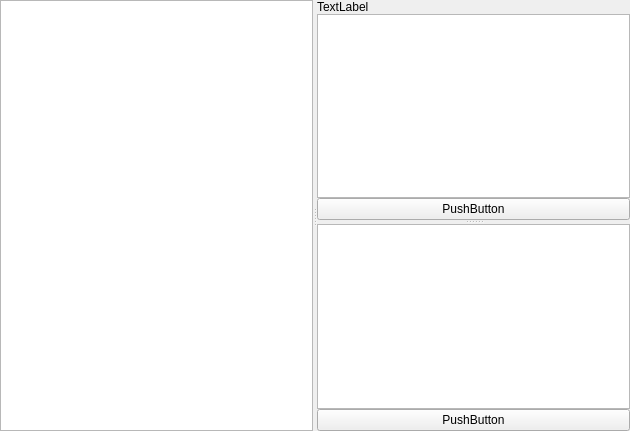
Qt form gui.ui (Shapacak/remanga_viewer) before a commit.
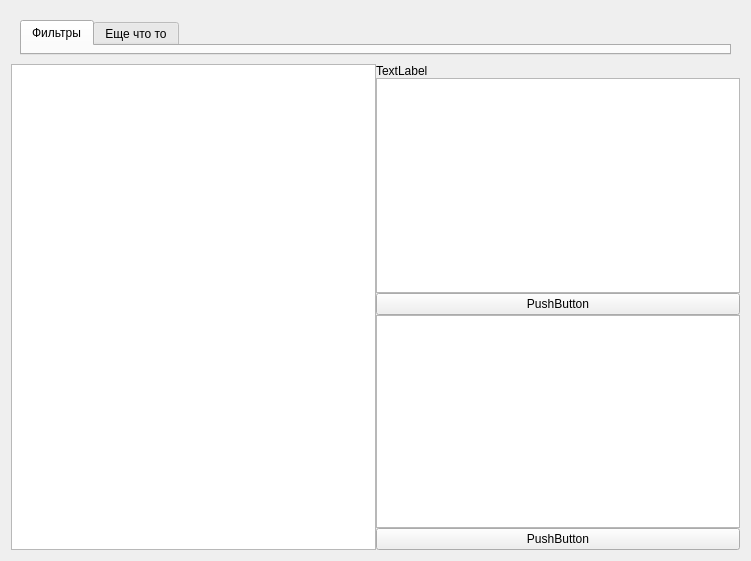
The same form after that commit.

Commit message:
Фильтры
Снова был переделан create_json в manga.py на более гибкую версию для всего, переделана функция view_manga_catalog, в main.py доделал комбо-боксы немного, и допилил возможность выбирать фильтры, добавил в макет еще один сплиттер который вылезает сверху что бы показывать эти самые фильтры

Patch:
```diff
--- a/gui.ui
+++ b/gui.ui
@@ -6,36 +6,21 @@
    <rect>
     <x>0</x>
     <y>0</y>
-    <width>630</width>
-    <height>431</height>
+    <width>751</width>
+    <height>561</height>
    </rect>
   </property>
   <property name="windowTitle">
    <string>Form</string>
   </property>
-  <layout class="QGridLayout" name="gridLayout">
-   <property name="leftMargin">
-    <number>0</number>
-   </property>
-   <property name="topMargin">
-    <number>0</number>
-   </property>
-   <property name="rightMargin">
-    <number>0</number>
-   </property>
-   <property name="bottomMargin">
-    <number>0</number>
-   </property>
-   <property name="spacing">
-    <number>0</number>
-   </property>
+  <layout class="QGridLayout" name="gridLayout_2">
    <item row="0" column="0">
     <widget class="QStackedWidget" name="stack">
      <property name="currentIndex">
       <number>0</number>
      </property>
      <widget class="QWidget" name="catalog">
-      <layout class="QGridLayout" name="gridLayout_4">
+      <layout class="QGridLayout" name="gridLayout_5">
        <property name="leftMargin">
         <number>0</number>
        </property>
@@ -52,10 +37,53 @@
         <number>0</number>
        </property>
        <item row="0" column="0">
+        <widget class="QSplitter" name="splitter_tab">
+         <property name="lineWidth">
+          <number>1</number>
+         </property>
+         <property name="orientation">
+          <enum>Qt::Vertical</enum>
+         </property>
+         <property name="handleWidth">
+          <number>0</number>
+         </property>
+         <widget class="QWidget" name="verticalLayoutWidget_4">
+          <layout class="QVBoxLayout" name="tab_layout">
+           <property name="spacing">
+            <number>0</number>
+           </property>
+           <item>
+            <widget class="QWidget" name="widget_2" native="true">
+             <layout class="QGridLayout" name="gridLayout_6">
+              <item row="0" column="0">
+               <widget class="QTabWidget" name="tabWidget">
+                <property name="currentIndex">
+                 <number>0</number>
+                </property>
+                <widget class="QWidget" name="tab">
+                 <attribute name="title">
+                  <string>Фильтры</string>
+                 </attribute>
+                </widget>
+                <widget class="QWidget" name="tab_2">
+                 <attribute name="title">
+                  <string>Еще что то</string>
+                 </attribute>
+                </widget>
+               </widget>
+              </item>
+             </layout>
+            </widget>
+           </item>
+          </layout>
+         </widget>
         <widget class="QSplitter" name="splitter">
          <property name="orientation">
           <enum>Qt::Horizontal</enum>
          </property>
+          <property name="handleWidth">
+           <number>0</number>
+          </property>
          <widget class="QWidget" name="horizontalLayoutWidget">
           <layout class="QHBoxLayout" name="horizontalLayout">
            <property name="spacing">
@@ -66,34 +94,43 @@
            </item>
           </layout>
          </widget>
-         <widget class="QWidget" name="widget" native="true">
-          <layout class="QGridLayout" name="gridLayout_5">
-           <property name="leftMargin">
-            <number>0</number>
-           </property>
-           <property name="topMargin">
-            <number>0</number>
-           </property>
-           <property name="rightMargin">
-            <number>0</number>
-           </property>
-           <property name="bottomMargin">
-            <number>0</number>
-           </property>
-           <property name="spacing">
-            <number>0</number>
-           </property>
-           <item row="0" column="0">
-            <widget class="QSplitter" name="horizontal_splitter">
-             <property name="orientation">
-              <enum>Qt::Vertical</enum>
-             </property>
              <widget class="QWidget" name="verticalLayoutWidget">
               <layout class="QVBoxLayout" name="verticalLayout">
                <property name="spacing">
                 <number>0</number>
                </property>
                <item>
+             <widget class="QWidget" name="widget" native="true">
+              <layout class="QGridLayout" name="gridLayout_4">
+               <property name="leftMargin">
+                <number>0</number>
+               </property>
+               <property name="topMargin">
+                <number>0</number>
+               </property>
+               <property name="rightMargin">
+                <number>0</number>
+               </property>
+               <property name="bottomMargin">
+                <number>0</number>
+               </property>
+               <property name="spacing">
+                <number>0</number>
+               </property>
+               <item row="0" column="0">
+                <widget class="QSplitter" name="horizontal_splitter">
+                 <property name="orientation">
+                  <enum>Qt::Vertical</enum>
+                 </property>
+                 <property name="handleWidth">
+                  <number>0</number>
+                 </property>
+                 <widget class="QWidget" name="verticalLayoutWidget_2">
+                  <layout class="QVBoxLayout" name="verticalLayout_2">
+                   <property name="spacing">
+                    <number>0</number>
+                   </property>
+                   <item>
                 <widget class="QLabel" name="manga_img">
                  <property name="text">
                   <string>TextLabel</string>
@@ -112,8 +149,8 @@
                </item>
               </layout>
              </widget>
-             <widget class="QWidget" name="verticalLayoutWidget_2">
-              <layout class="QVBoxLayout" name="verticalLayout_2">
+                 <widget class="QWidget" name="verticalLayoutWidget_3">
+                  <layout class="QVBoxLayout" name="verticalLayout_3">
                <property name="spacing">
                 <number>0</number>
                </property>
@@ -133,21 +170,16 @@
            </item>
           </layout>
          </widget>
-        </widget>
+            </item>
+           </layout>
+          </widget>
+         </widget>
+        </widget>
        </item>
       </layout>
      </widget>
-     <widget class="QWidget" name="frame_viever">
-      <property name="sizePolicy">
-       <sizepolicy hsizetype="Expanding" vsizetype="Ignored">
-        <horstretch>0</horstretch>
-        <verstretch>0</verstretch>
-       </sizepolicy>
-      </property>
-      <layout class="QGridLayout" name="gridLayout_2">
-       <property name="sizeConstraint">
-        <enum>QLayout::SetMaximumSize</enum>
-       </property>
+     <widget class="QWidget" name="frame_viewer">
+      <layout class="QGridLayout" name="gridLayout">
        <property name="leftMargin">
         <number>0</number>
        </property>
@@ -185,8 +217,8 @@
            <rect>
             <x>0</x>
             <y>0</y>
-            <width>611</width>
-            <height>429</height>
+            <width>81</width>
+            <height>28</height>
            </rect>
           </property>
           <layout class="QGridLayout" name="gridLayout_3">
```
Lines whose indentation alone changed are shown as unchanged. The commit also changes 2 other files.
